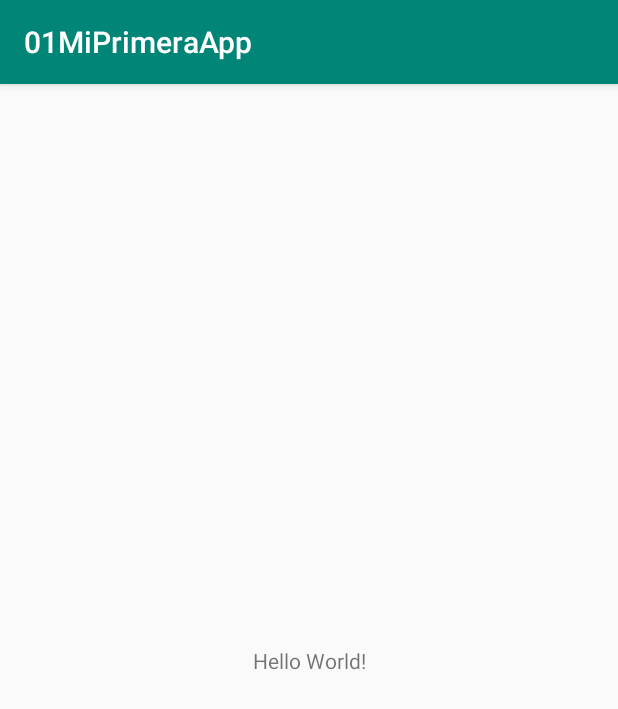
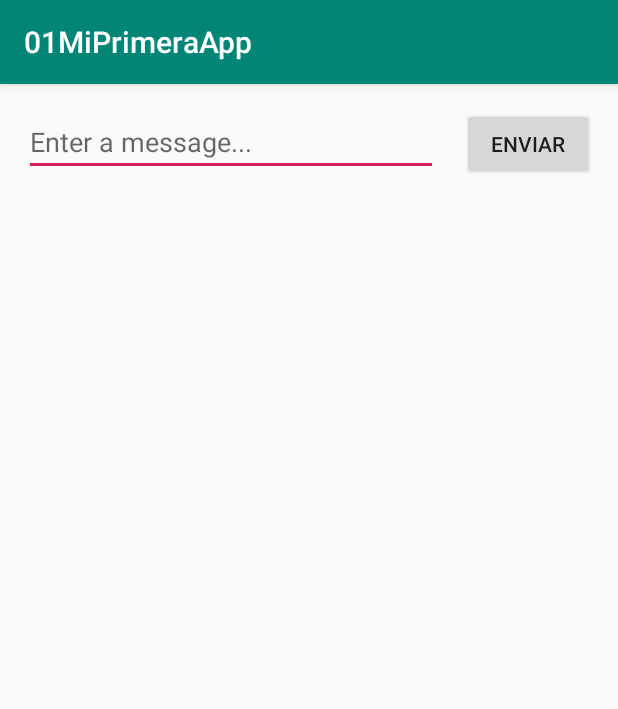
Before and after one commit to ProfesorCIFP/01MiPrimeraApp, an Android app: the screen it shows after launch (MainActivity), on a phone screen of 412 x 824 dp. Shown: the top 709 px of the screen. Run offline under Robolectric (Android 15) with nearby library versions, the phone set to English and light mode, and no system bars.

Commit message:
Se ha eliminado el TextView "HelloWorld" y se ha añadido un PlainText y un Button. Funciona correctamente

```diff
--- a/app/src/main/res/layout/activity_main.xml
+++ b/app/src/main/res/layout/activity_main.xml
@@ -6,13 +6,30 @@
     android:layout_height="match_parent"
     tools:context=".MainActivity">
 
-    <TextView
+    <EditText
+        android:id="@+id/editText"
+        android:layout_width="0dp"
+        android:layout_height="wrap_content"
+        android:layout_marginStart="16dp"
+        android:layout_marginLeft="16dp"
+        android:layout_marginTop="16dp"
+        android:ems="10"
+        android:hint="@string/edit_message"
+        android:inputType="textPersonName"
+        app:layout_constraintEnd_toStartOf="@+id/button"
+        app:layout_constraintHorizontal_bias="0.5"
+        app:layout_constraintStart_toStartOf="parent"
+        app:layout_constraintTop_toTopOf="parent" />
+
+    <Button
+        android:id="@+id/button"
         android:layout_width="wrap_content"
         android:layout_height="wrap_content"
-        android:text="Hello World!"
-        app:layout_constraintBottom_toBottomOf="parent"
-        app:layout_constraintLeft_toLeftOf="parent"
-        app:layout_constraintRight_toRightOf="parent"
-        app:layout_constraintTop_toTopOf="parent" />
-
+        android:layout_marginStart="16dp"
+        android:layout_marginEnd="16dp"
+        android:text="@string/boton_enviar"
+        app:layout_constraintBaseline_toBaselineOf="@+id/editText"
+        app:layout_constraintEnd_toEndOf="parent"
+        app:layout_constraintHorizontal_bias="0.5"
+        app:layout_constraintStart_toEndOf="@+id/editText" />
 </androidx.constraintlayout.widget.ConstraintLayout>
--- a/app/src/main/res/values/strings.xml
+++ b/app/src/main/res/values/strings.xml
@@ -1,3 +1,5 @@
 <resources>
     <string name="app_name">01MiPrimeraApp</string>
+    <string name="edit_message">Enter a message...</string>
+    <string name="boton_enviar">Enviar</string>
 </resources>
```
